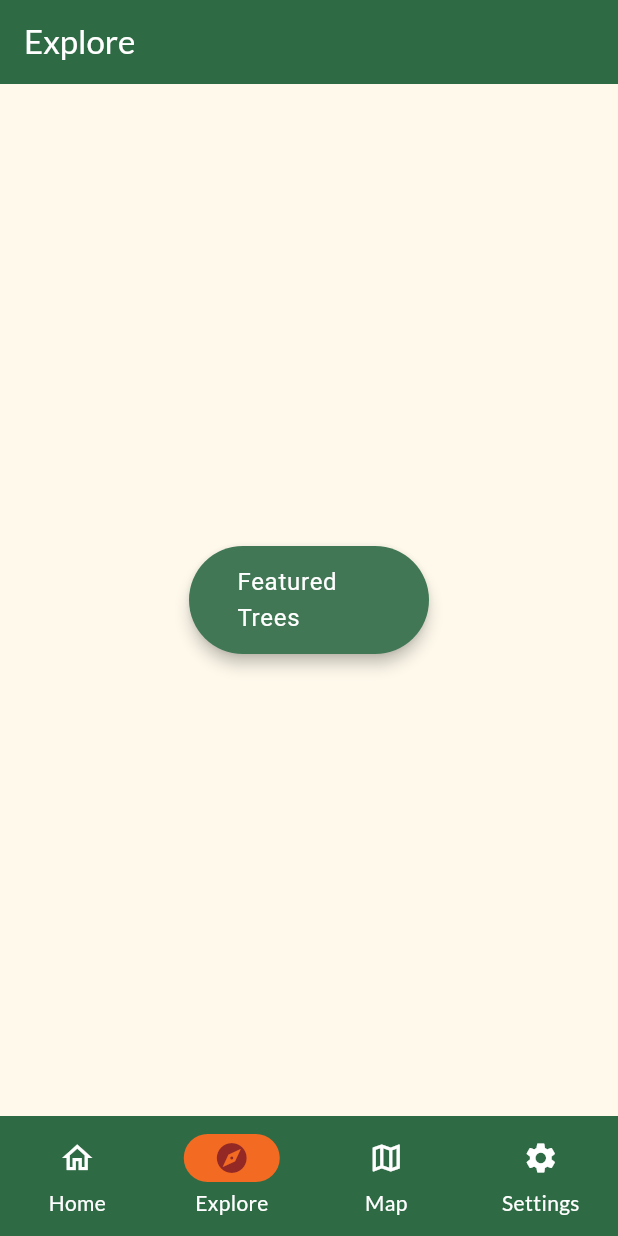
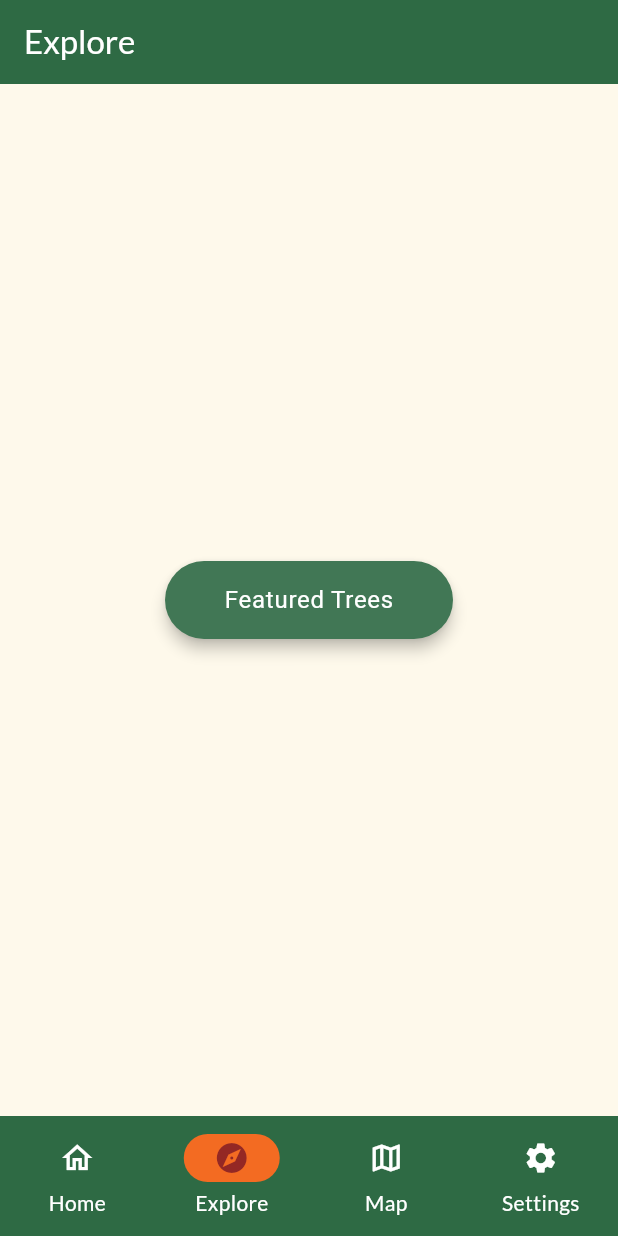
Before and after one commit to owendanke/tree-trail-app, a Flutter app: the screen it shows after launch, item 2 of the bottom bar chosen, on a phone screen of 412 x 824 dp. Run offline on Flutter 3.47's test engine with Material 3 defaults, Android fonts, the phone set to English and light mode, and no system bars; our stand-ins replace firebase_core, firebase_storage, flutter_map, flutter_markdown_plus, geolocator, google_fonts and 3 more; missing offline and left inert: firebase_app_check; accounts and stored records are empty; generated files the repository leaves out were written again; network calls fail.

Commit message:
Renamed onTabChange variable to _onTabChange for easier reading. Various button adjustments, removed unneeded code. Android is now portrait orientation only.

```diff
--- a/lib/pages/explore/explore.dart
+++ b/lib/pages/explore/explore.dart
@@ -38,8 +38,8 @@ class _ExplorePageState extends State<ExplorePage> {
 }
 
 Widget _buttonContainer(String text) {
-  return Container(
-    width: 96.0,
+  return SizedBox(
+    width: 128.0,
     //height: 24.0,
     child: Column(
       children: [Text(text),],
--- a/lib/pages/explore/tree_list.dart
+++ b/lib/pages/explore/tree_list.dart
@@ -1,26 +1,6 @@
 import 'package:flutter/material.dart';
 import 'package:httapp/main.dart';
 import 'package:httapp/pages/explore/tree_template.dart';
-
-/*
-class TreeEntry extends StatelessWidget {
-  const TreeEntry({super.key, required this.name});
-
-  final String name;
-
-  @override
-  Widget build(BuildContext context) {
-    return ListTile(
-            leading: SizedBox(width: 128, height: 128, child: ColoredBox(color: Colors.grey)), // Image placeholder
-            title: Text(name),
-            minTileHeight: 256,
-            onTap: () {
-              // Navigate using named route
-            }
-          );
-  }
-}
-*/
 
 class TreeListPage extends StatefulWidget {
   TreeListPage({
--- a/lib/pages/home/home.dart
+++ b/lib/pages/home/home.dart
@@ -67,9 +67,8 @@ class HomePage extends StatelessWidget {
 }
 
 Widget _buttonContainer(String text) {
-  return Container(
-    width: 96.0,
-    //height: 24.0,
+  return SizedBox(
+    width: 128.0,
     child: Column(
       children: [Text(text),],
     )
--- a/lib/routes/home_routes.dart
+++ b/lib/routes/home_routes.dart
@@ -13,7 +13,7 @@ class HomeRoutes implements AppRoutes{
   static const String treeList = '/tree_list';
   static const String about = '/about';
   static const String visitorInfo = '/visitor_info';
-  Function(int, {String? routeName})? onTabChange;
+  Function(int, {String? routeName})? _onTabChange;
 
   @override
   String get initialRoute => '/';
@@ -22,7 +22,7 @@ class HomeRoutes implements AppRoutes{
   Map<String, WidgetBuilder> getRoutes(BuildContext context, {void Function(int newIndex, {String? routeName})? onTabChange}) {
     return {
       '/': (context) => HomePage(onTabChange: onTabChange),
-      '/tree_list': (context) => TreeListPage(onTabChange: onTabChange),
+      '/tree_list': (context) => TreeListPage(onTabChange: _onTabChange),
       '/about' : (context) => AboutPage(),
       '/visitor_info' : (context) => VisitorInfoPage(),
     };
```
Also changed, not shown: 1 other file.
